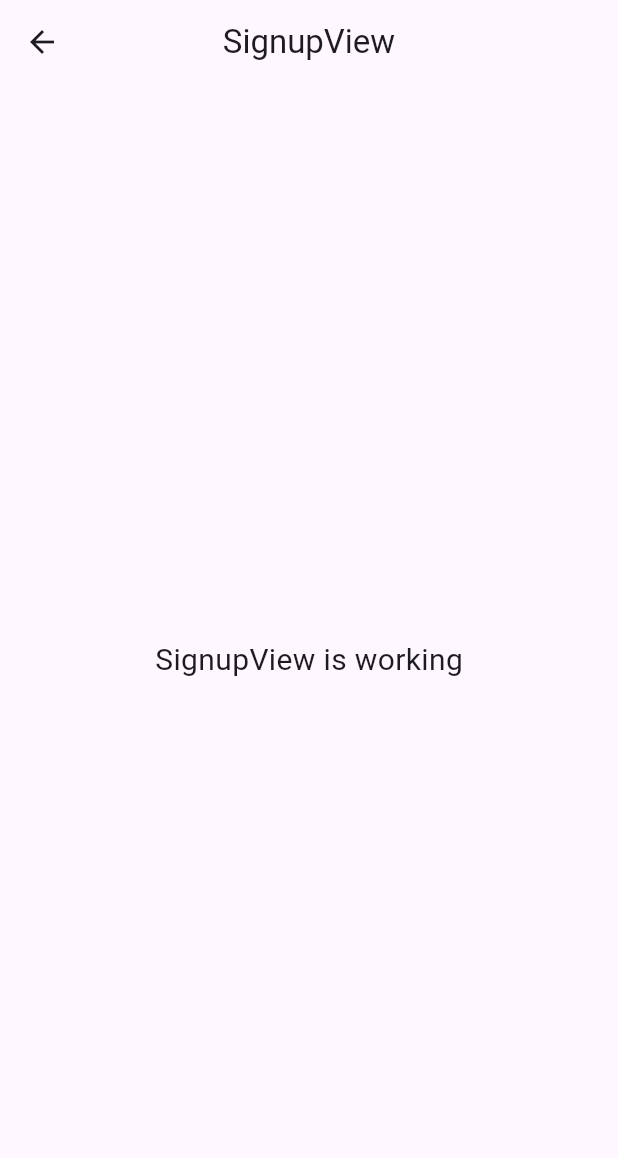
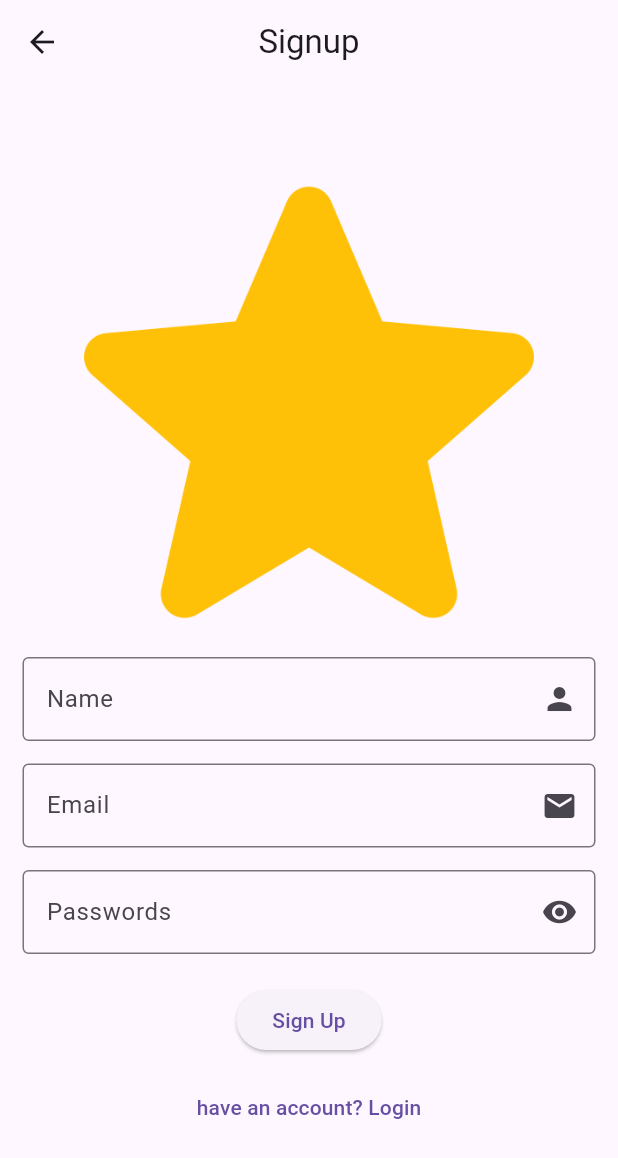
Before and after one commit to Pheung-Phya/getx_supabase, a Flutter app: the SignupView screen opened by its route, on a phone screen of 412 x 824 dp. Shown: the top 1158 px of the screen. Run offline on Flutter 3.47's test engine with Material 3 defaults, Android fonts, the light colour scheme and no system bars; our stand-ins replace get, supabase_flutter; accounts and stored records are empty.

Commit message:
sign up view

```diff
--- a/lib/app/modules/signup/views/signup_view.dart
+++ b/lib/app/modules/signup/views/signup_view.dart
@@ -1,22 +1,75 @@
 import 'package:flutter/material.dart';
+import 'package:get/get.dart';
+import 'package:getx_supabase/app/modules/widgets/input_field.dart';
 
-import 'package:get/get.dart';
-
+import '../../../routes/app_pages.dart';
 import '../controllers/signup_controller.dart';
 
 class SignupView extends GetView<SignupController> {
-  const SignupView({super.key});
+  SignupView({super.key});
+
+  final TextEditingController emailController = TextEditingController();
+  final TextEditingController passwordController = TextEditingController();
+
   @override
   Widget build(BuildContext context) {
     return Scaffold(
       appBar: AppBar(
-        title: const Text('SignupView'),
+        title: const Text('Signup'),
         centerTitle: true,
       ),
-      body: const Center(
-        child: Text(
-          'SignupView is working',
-          style: TextStyle(fontSize: 20),
+      body: Padding(
+        padding: const EdgeInsets.symmetric(horizontal: 15),
+        child: Center(
+          child: Column(
+            mainAxisAlignment: MainAxisAlignment.center,
+            children: [
+              SizedBox(
+                width: double.infinity,
+                height: 300,
+                child: Image.asset('assets/images/logostar.png'),
+              ),
+              const SizedBox(height: 20),
+              InputField(
+                hintText: 'Enter Name',
+                label: 'Name',
+                controller: emailController,
+                icon: Icons.person,
+              ),
+              const SizedBox(height: 15),
+              InputField(
+                hintText: 'Enter Email',
+                label: 'Email',
+                controller: emailController,
+                icon: Icons.email,
+              ),
+              const SizedBox(height: 15),
+              Obx(() {
+                return InputField(
+                  hintText: 'Enter Password',
+                  label: 'Passwords',
+                  controller: passwordController,
+                  obscureText: controller.togglePassword.value,
+                  icon: controller.togglePassword.value
+                      ? Icons.visibility_off
+                      : Icons.visibility,
+                  onIconPressed: controller.toggleShowPassword,
+                );
+              }),
+              const SizedBox(height: 20),
+              ElevatedButton(
+                onPressed: () {},
+                child: const Text('Sign Up'),
+              ),
+              const SizedBox(height: 10),
+              TextButton(
+                onPressed: () {
+                  Get.back();
+                },
+                child: const Text("have an account? Login"),
+              ),
+            ],
+          ),
         ),
       ),
     );
--- a/lib/app/routes/app_pages.dart
+++ b/lib/app/routes/app_pages.dart
@@ -27,7 +27,7 @@ class AppPages {
     ),
     GetPage(
       name: _Paths.SIGNUP,
-      page: () => const SignupView(),
+      page: () => SignupView(),
       binding: SignupBinding(),
     ),
   ];
```
Also changed, not shown: lib/app/modules/login/views/login_view.dart (+19 -11 lines), lib/app/modules/signup/controllers/signup_controller.dart (+3 -17 lines).
